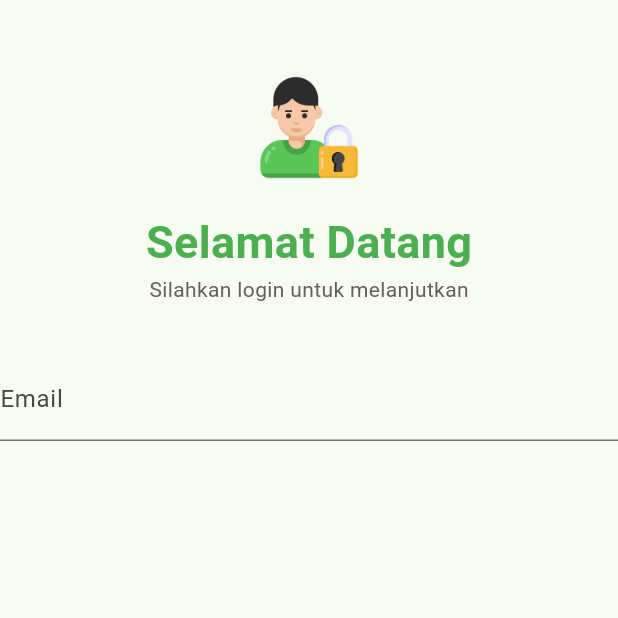
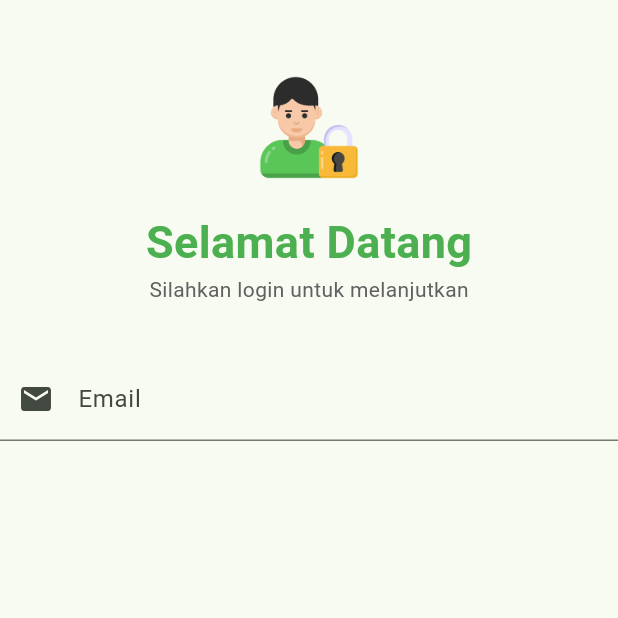
Before and after one commit to ZEINadli/tugas_week_6_1123150028, a Flutter app: the Login screen opened directly, on a phone screen of 412 x 824 dp, the top half of it. Run offline on Flutter 3.47's test engine with Material 3 defaults, Android fonts, the phone set to English and light mode, and no system bars.

Commit message:
tambah prefix icon

```diff
--- a/lib/screen/login.dart
+++ b/lib/screen/login.dart
@@ -41,6 +41,7 @@
                 decoration: InputDecoration(
                   labelText: 'Email',
                   hintText: 'Masukan Email Anda',
+                  prefixIcon: Icon(Icons.email),
                 )
               )
             ],
```
